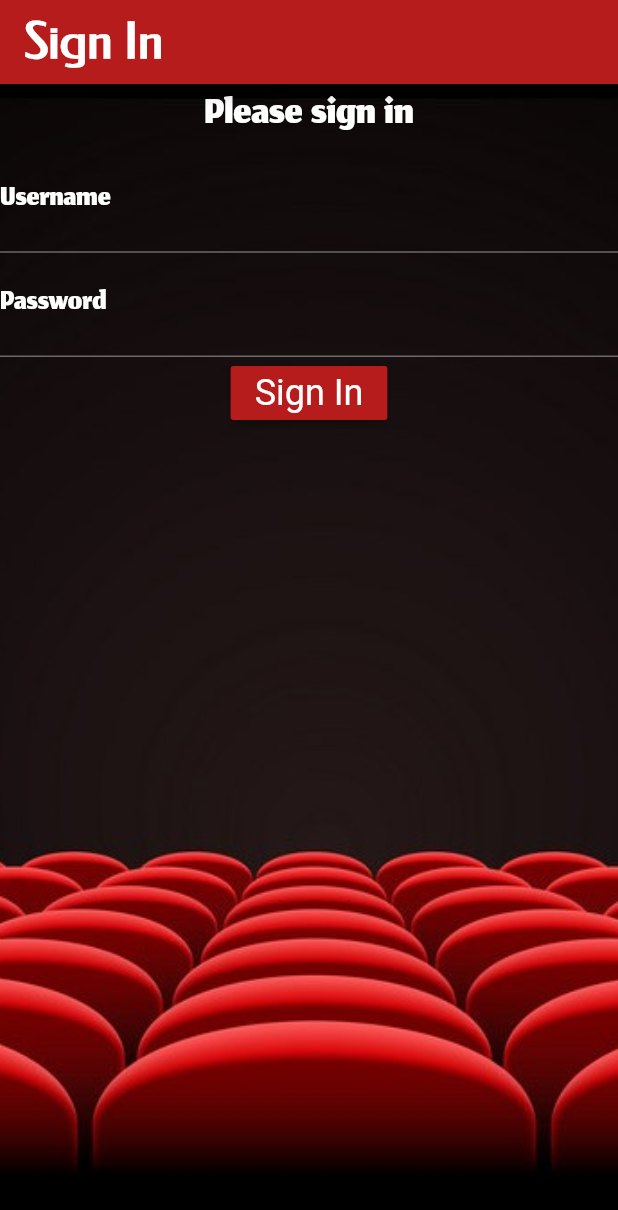
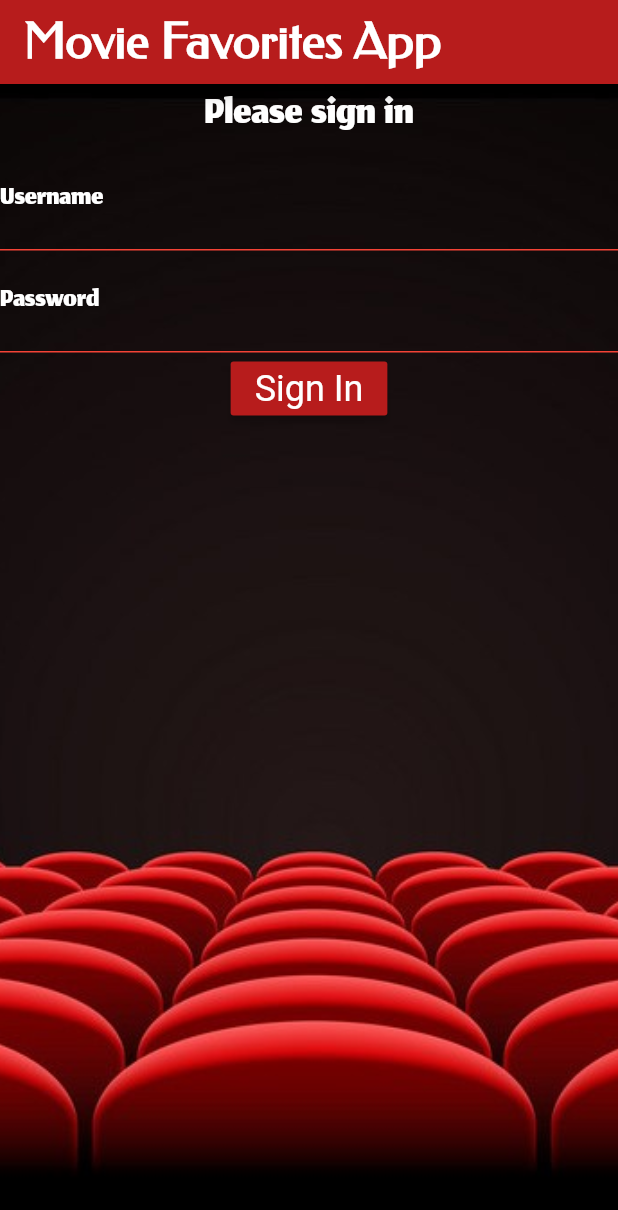
Before and after one commit to FidMS4/map-cw2, a Flutter app: the screen it shows after launch, on a phone screen of 412 x 824 dp. Shown: the top 1210 px of the screen. Run offline on Flutter 3.47's test engine with Material 2 defaults, Android fonts, the phone set to English and light mode, and no system bars.

Commit message:
Change of title and cleaned up header

```diff
--- a/lib/screen/signin_screen.dart
+++ b/lib/screen/signin_screen.dart
@@ -28,8 +28,10 @@ class _SignInState extends State<SignInScreen> {
   @override
   Widget build(BuildContext context) {
     return Scaffold(
+      resizeToAvoidBottomPadding:
+          false, //added to not make background push up with keyboard
       appBar: AppBar(
-        title: Text('Sign In', style: Theme.of(context).textTheme.headline6),
+        title: Text('Movie Favorites App', style: Theme.of(context).textTheme.headline6),
         backgroundColor: Colors.red[900],
       ),
       body: Container(
@@ -61,8 +63,11 @@ class _SignInState extends State<SignInScreen> {
                       decoration: InputDecoration(
                         labelText: 'Username',
                         labelStyle: TextStyle(
-                            fontFamily: 'Jomhuria', fontSize: 30.0, color: Colors.white),
+                            fontFamily: 'Jomhuria', fontSize: 28.0, color: Colors.white),
                         hintText: 'Enter username',
+                        enabledBorder: UnderlineInputBorder(
+                          borderSide: BorderSide(color: Colors.red),
+                        ),
                       ),
                       autocorrect: false,
                       onSaved: con.saveUsername,
@@ -71,8 +76,11 @@ class _SignInState extends State<SignInScreen> {
                       decoration: InputDecoration(
                         labelText: 'Password',
                         labelStyle: TextStyle(
-                            fontFamily: 'Jomhuria', fontSize: 30.0, color: Colors.white),
+                            fontFamily: 'Jomhuria', fontSize: 28.0, color: Colors.white),
                         hintText: 'Enter password',
+                        enabledBorder: UnderlineInputBorder(
+                          borderSide: BorderSide(color: Colors.red),
+                        ),
                       ),
                       obscureText: true,
                       autocorrect: false,
```
Also changed, not shown: lib/model/mysignin.dart (+0 -15 lines), lib/screen/home_screen.dart (+15 -11 lines).
